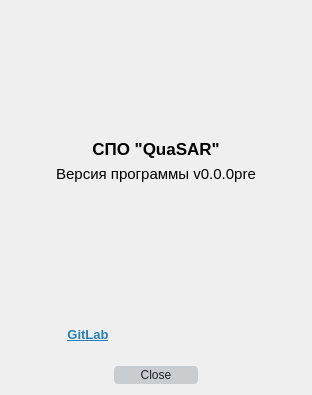
The window that gui/aboutdialog.ui (whs31/quasar-software) describes before a commit, drawn with Qt 5.
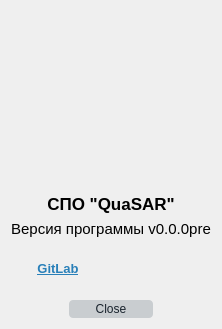
The same window after the commit. Icons and pictures are not drawn.

```diff
--- a/gui/aboutdialog.ui
+++ b/gui/aboutdialog.ui
@@ -6,8 +6,8 @@
    <rect>
     <x>0</x>
     <y>0</y>
-    <width>312</width>
-    <height>395</height>
+    <width>222</width>
+    <height>329</height>
    </rect>
   </property>
   <property name="sizePolicy">
@@ -18,14 +18,14 @@
   </property>
   <property name="minimumSize">
    <size>
-    <width>50</width>
-    <height>50</height>
+    <width>222</width>
+    <height>0</height>
    </size>
   </property>
   <property name="maximumSize">
    <size>
-    <width>312</width>
-    <height>395</height>
+    <width>99999</width>
+    <height>99999</height>
    </size>
   </property>
   <property name="windowTitle">
@@ -2317,15 +2317,15 @@
      <item row="1" column="1">
       <widget class="QLabel" name="logo">
        <property name="sizePolicy">
-        <sizepolicy hsizetype="Preferred" vsizetype="Preferred">
+        <sizepolicy hsizetype="Fixed" vsizetype="Fixed">
          <horstretch>0</horstretch>
          <verstretch>0</verstretch>
         </sizepolicy>
        </property>
        <property name="minimumSize">
         <size>
-         <width>0</width>
-         <height>0</height>
+         <width>150</width>
+         <height>150</height>
         </size>
        </property>
        <property name="maximumSize">
```
